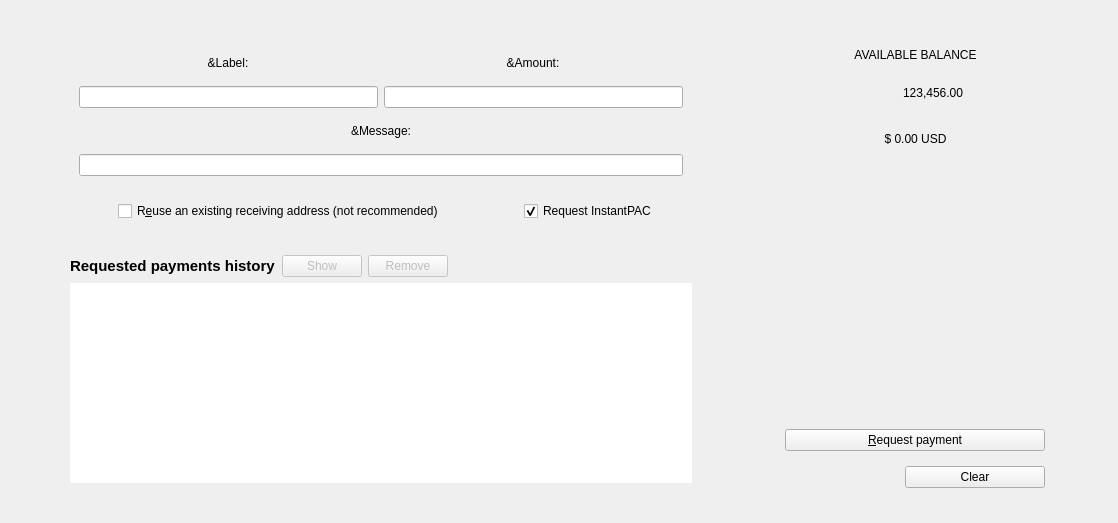
Qt form src/qt/forms/receivecoinsdialog.ui (PACCommunity/PAC) before a commit.
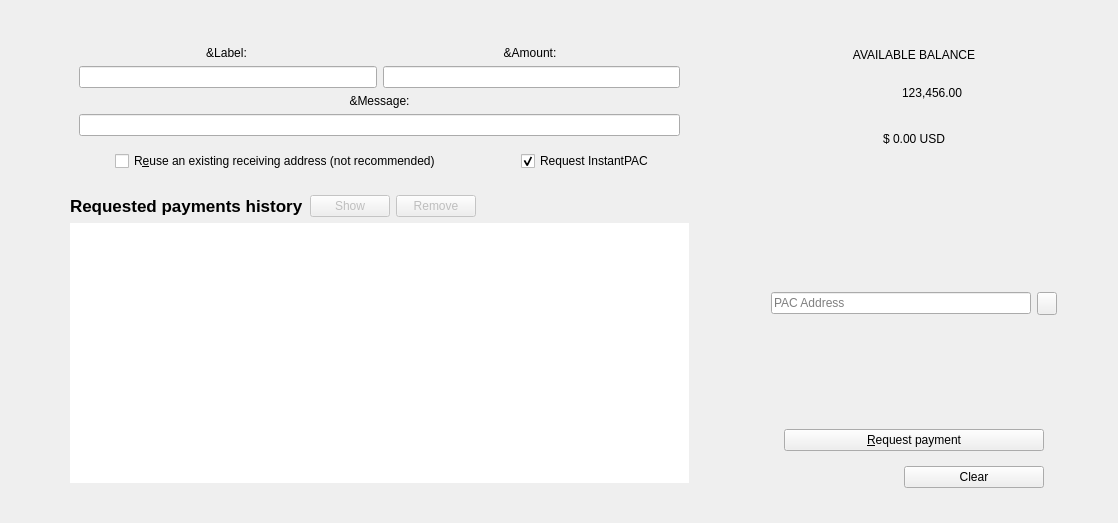
The same form after that commit. Icons and pictures are not drawn. Custom widgets are drawn as their Qt base class.

Commit message:
BugFixed UI send and receive coins
When coins control dialog open.  right colum was getting small.

Sendcoins page: coins control re located.

Table of history requested coins was too small in height.

QRCode address otput implementation (pending to finish)

```diff
--- a/src/qt/forms/receivecoinsdialog.ui
+++ b/src/qt/forms/receivecoinsdialog.ui
@@ -73,7 +73,7 @@
              </property>
              <property name="font">
               <font>
-               <pointsize>11</pointsize>
+               <pointsize>13</pointsize>
                <weight>75</weight>
                <bold>true</bold>
               </font>
@@ -162,7 +162,7 @@
            <property name="maximumSize">
             <size>
              <width>16777215</width>
-             <height>200</height>
+             <height>16777215</height>
             </size>
            </property>
            <property name="contextMenuPolicy">
@@ -626,6 +626,105 @@
            <layout class="QHBoxLayout" name="qrLayoutContainer"/>
           </widget>
          </item>
+         <item>
+          <layout class="QHBoxLayout" name="horizontalLayout_7">
+           <item>
+            <spacer name="horizontalSpacer_6">
+             <property name="orientation">
+              <enum>Qt::Horizontal</enum>
+             </property>
+             <property name="sizeHint" stdset="0">
+              <size>
+               <width>40</width>
+               <height>20</height>
+              </size>
+             </property>
+            </spacer>
+           </item>
+           <item>
+            <widget class="QLineEdit" name="lineEditCurrentAddress">
+             <property name="enabled">
+              <bool>true</bool>
+             </property>
+             <property name="minimumSize">
+              <size>
+               <width>260</width>
+               <height>0</height>
+              </size>
+             </property>
+             <property name="maximumSize">
+              <size>
+               <width>260</width>
+               <height>16777215</height>
+              </size>
+             </property>
+             <property name="whatsThis">
+              <string>Last PAC Address</string>
+             </property>
+             <property name="inputMask">
+              <string/>
+             </property>
+             <property name="text">
+              <string/>
+             </property>
+             <property name="readOnly">
+              <bool>true</bool>
+             </property>
+             <property name="placeholderText">
+              <string>PAC Address</string>
+             </property>
+             <property name="clearButtonEnabled">
+              <bool>false</bool>
+             </property>
+             <property name="class" stdset="0">
+              <string>LineEditSmall</string>
+             </property>
+            </widget>
+           </item>
+           <item>
+            <widget class="QToolButton" name="btnCopyLastAddress">
+             <property name="minimumSize">
+              <size>
+               <width>20</width>
+               <height>0</height>
+              </size>
+             </property>
+             <property name="maximumSize">
+              <size>
+               <width>20</width>
+               <height>50</height>
+              </size>
+             </property>
+             <property name="text">
+              <string/>
+             </property>
+             <property name="icon">
+              <iconset resource="../paccoin.qrc">
+               <normaloff>:/icons/pac/editcopy</normaloff>:/icons/pac/editcopy</iconset>
+             </property>
+             <property name="checkable">
+              <bool>false</bool>
+             </property>
+             <property name="class" stdset="0">
+              <string>QuickButton</string>
+             </property>
+            </widget>
+           </item>
+           <item>
+            <spacer name="horizontalSpacer_7">
+             <property name="orientation">
+              <enum>Qt::Horizontal</enum>
+             </property>
+             <property name="sizeHint" stdset="0">
+              <size>
+               <width>40</width>
+               <height>20</height>
+              </size>
+             </property>
+            </spacer>
+           </item>
+          </layout>
+         </item>
          <item>
           <spacer name="verticalSpacer">
            <property name="orientation">
```
Left out of the diff: 4 changed lines with no effect on the pictures. The commit also changes 2 other files.
